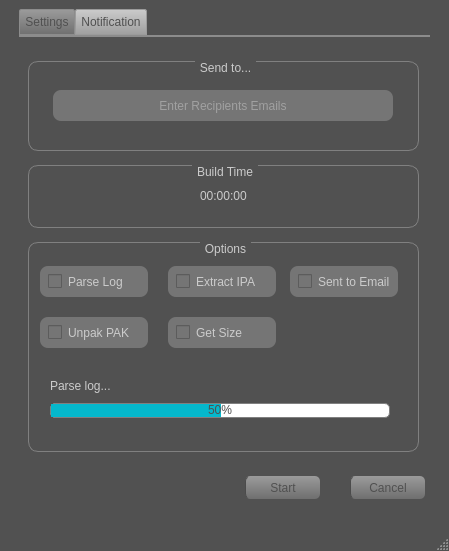
Above: UI/building_notification_3.ui from ADemnichenko/Building_Notification before the change. Below: the same form after it.
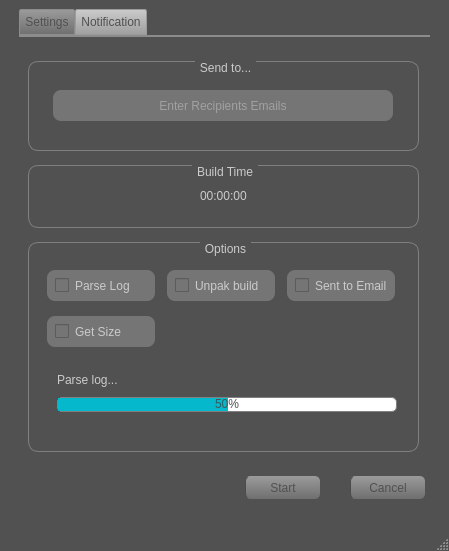
That is the form after the change.

Diff of the .ui file:
```diff
--- a/UI/building_notification_3.ui
+++ b/UI/building_notification_3.ui
@@ -954,18 +954,6 @@
                <enum>QFrame::Raised</enum>
               </property>
               <layout class="QGridLayout" name="gridLayout_13">
-               <property name="leftMargin">
-                <number>0</number>
-               </property>
-               <property name="topMargin">
-                <number>0</number>
-               </property>
-               <property name="rightMargin">
-                <number>0</number>
-               </property>
-               <property name="bottomMargin">
-                <number>0</number>
-               </property>
                <item row="0" column="0">
                 <widget class="QCheckBox" name="chb_parse_log">
                  <property name="minimumSize">
@@ -1022,7 +1010,7 @@
 }</string>
                  </property>
                  <property name="text">
-                  <string>Extract IPA</string>
+                  <string>Unpak build</string>
                  </property>
                 </widget>
                </item>
@@ -1053,60 +1041,6 @@
                  </property>
                 </widget>
                </item>
-               <item row="1" column="0">
-                <widget class="QCheckBox" name="chb_unpackpak">
-                 <property name="minimumSize">
-                  <size>
-                   <width>108</width>
-                   <height>31</height>
-                  </size>
-                 </property>
-                 <property name="maximumSize">
-                  <size>
-                   <width>108</width>
-                   <height>31</height>
-                  </size>
-                 </property>
-                 <property name="styleSheet">
-                  <string notr="true">QCheckBox{
-color: rgb(203, 203, 203);
-background-color: rgb(117, 117, 117);
-border-radius: 8px;
-padding-left : 8px;
-}</string>
-                 </property>
-                 <property name="text">
-                  <string>Unpak PAK</string>
-                 </property>
-                </widget>
-               </item>
-               <item row="1" column="1">
-                <widget class="QCheckBox" name="chb_get_size">
-                 <property name="minimumSize">
-                  <size>
-                   <width>108</width>
-                   <height>31</height>
-                  </size>
-                 </property>
-                 <property name="maximumSize">
-                  <size>
-                   <width>108</width>
-                   <height>31</height>
-                  </size>
-                 </property>
-                 <property name="styleSheet">
-                  <string notr="true">QCheckBox{
-color: rgb(203, 203, 203);
-background-color: rgb(117, 117, 117);
-border-radius: 8px;
-padding-left : 8px;
-}</string>
-                 </property>
-                 <property name="text">
-                  <string>Get Size</string>
-                 </property>
-                </widget>
-               </item>
                <item row="2" column="0" colspan="3">
                 <widget class="QFrame" name="frame_11">
                  <property name="minimumSize">
@@ -1200,6 +1134,33 @@
                  </layout>
                 </widget>
                </item>
+               <item row="1" column="0">
+                <widget class="QCheckBox" name="chb_get_size">
+                 <property name="minimumSize">
+                  <size>
+                   <width>108</width>
+                   <height>31</height>
+                  </size>
+                 </property>
+                 <property name="maximumSize">
+                  <size>
+                   <width>108</width>
+                   <height>31</height>
+                  </size>
+                 </property>
+                 <property name="styleSheet">
+                  <string notr="true">QCheckBox{
+color: rgb(203, 203, 203);
+background-color: rgb(117, 117, 117);
+border-radius: 8px;
+padding-left : 8px;
+}</string>
+                 </property>
+                 <property name="text">
+                  <string>Get Size</string>
+                 </property>
+                </widget>
+               </item>
               </layout>
              </widget>
             </item>
```
